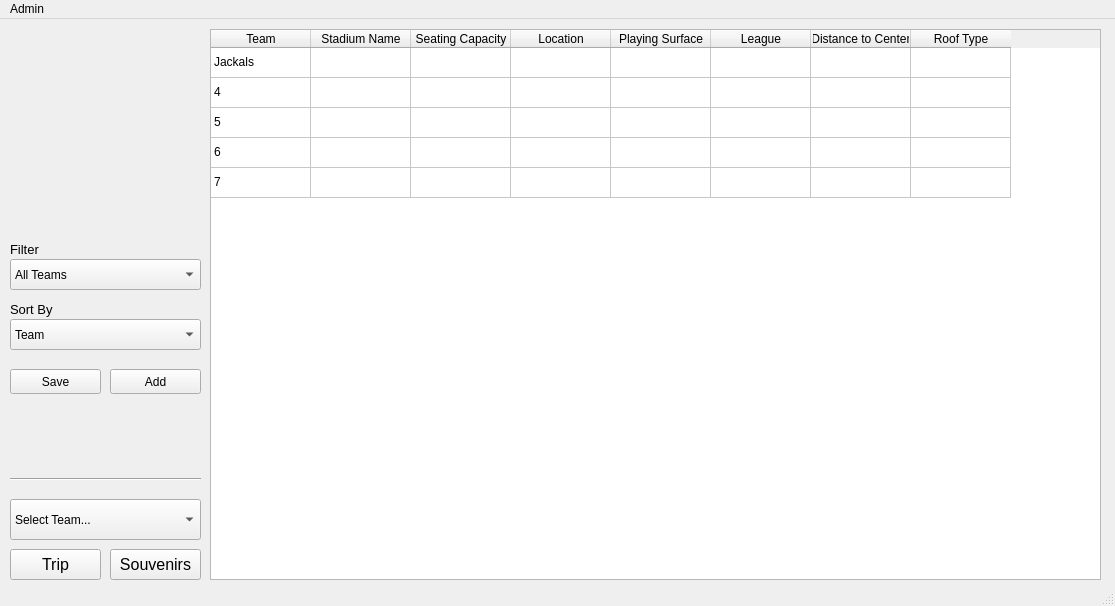
Old version of the form BaseballTour/mainwindow.ui in the repository awiswasi/WhoIsYourDatabase.
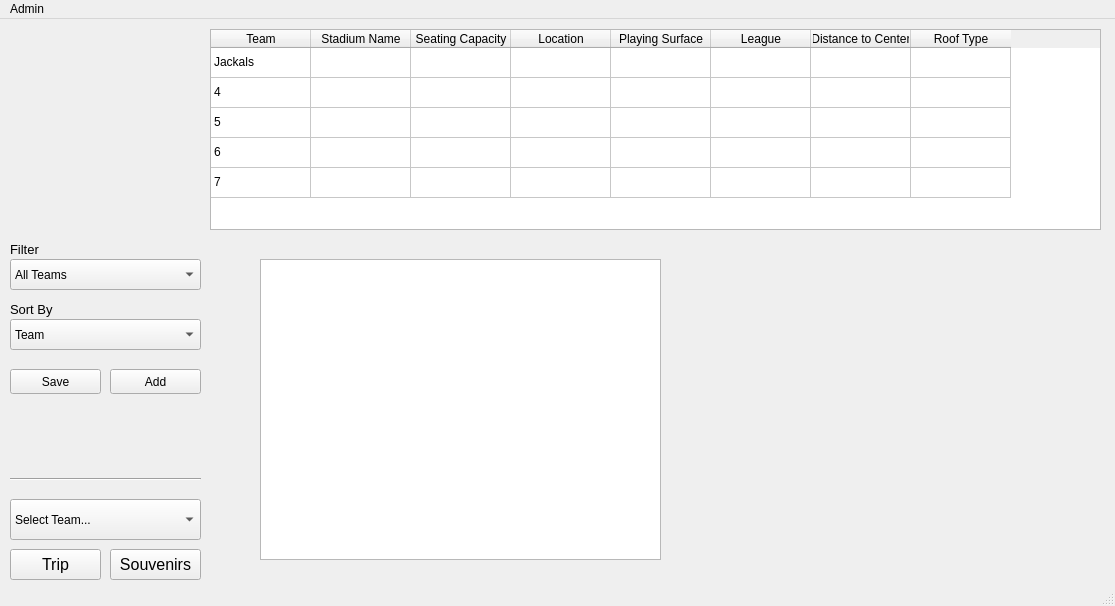
New version of the form. Icons and pictures are not drawn.

Commit message: display souvenirs in tableview

```diff
--- a/BaseballTour/mainwindow.ui
+++ b/BaseballTour/mainwindow.ui
@@ -24,7 +24,7 @@
       <x>210</x>
       <y>10</y>
       <width>891</width>
-      <height>551</height>
+      <height>201</height>
      </rect>
     </property>
     <property name="minimumSize">
@@ -383,6 +383,16 @@
      <string>Add</string>
     </property>
    </widget>
+   <widget class="QTableView" name="tableView">
+    <property name="geometry">
+     <rect>
+      <x>260</x>
+      <y>240</y>
+      <width>401</width>
+      <height>301</height>
+     </rect>
+    </property>
+   </widget>
   </widget>
   <widget class="QMenuBar" name="menubar">
    <property name="geometry">
```
The commit also changes 2 other files.
